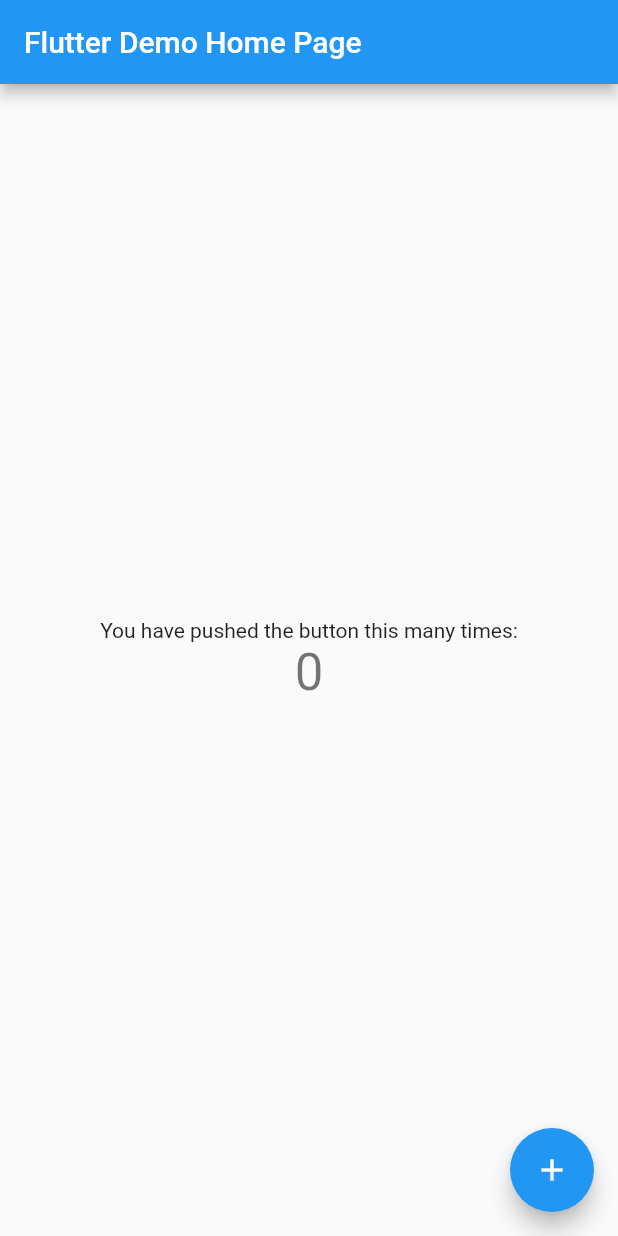
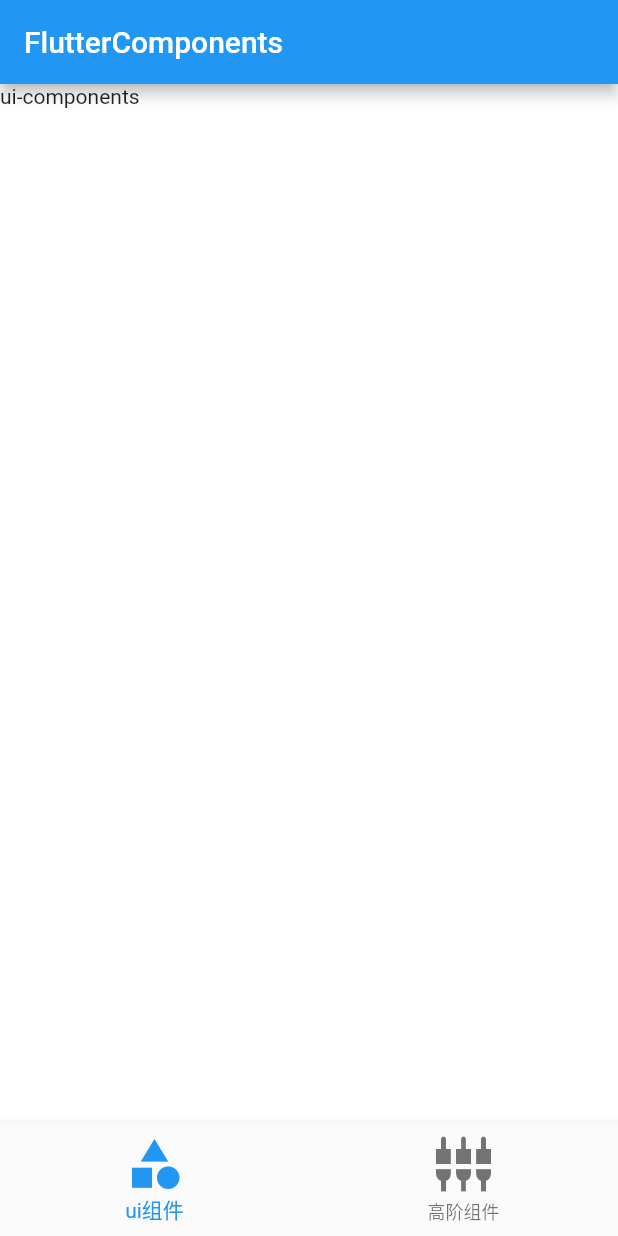
Before and after one commit to zhiyouth/flutter_components, a Flutter app: the screen it shows after launch, on a phone screen of 412 x 824 dp. Run offline on Flutter 3.47's test engine with Material 2 defaults, Android fonts, the phone set to English and light mode, and no system bars.

Commit message:
feat: add two simple page

```diff
--- a/lib/main.dart
+++ b/lib/main.dart
@@ -1,113 +1,17 @@
 import 'package:flutter/material.dart';
+import 'routes/Routes.dart';
+import './env/Config.dart';
 
-void main() {
-  runApp(MyApp());
-}
+void main() => runApp(MyApp());
 
 class MyApp extends StatelessWidget {
-  // This widget is the root of your application.
   @override
   Widget build(BuildContext context) {
     return MaterialApp(
-      title: 'Flutter Demo',
-      theme: ThemeData(
-        // This is the theme of your application.
-        //
-        // Try running your application with "flutter run". You'll see the
-        // application has a blue toolbar. Then, without quitting the app, try
-        // changing the primarySwatch below to Colors.green and then invoke
-        // "hot reload" (press "r" in the console where you ran "flutter run",
-        // or simply save your changes to "hot reload" in a Flutter IDE).
-        // Notice that the counter didn't reset back to zero; the application
-        // is not restarted.
-        primarySwatch: Colors.blue,
-      ),
-      home: MyHomePage(title: 'Flutter Demo Home Page'),
+      initialRoute: '/',
+      onGenerateRoute: onGenerateRoute,
+      // 是否展示右上角fixed定位的debug false 隐藏
+      debugShowCheckedModeBanner: Config().env != 'prod',
     );
   }
 }
-
-class MyHomePage extends StatefulWidget {
-  MyHomePage({Key key, this.title}) : super(key: key);
-
-  // This widget is the home page of your application. It is stateful, meaning
-  // that it has a State object (defined below) that contains fields that affect
-  // how it looks.
-
-  // This class is the configuration for the state. It holds the values (in this
-  // case the title) provided by the parent (in this case the App widget) and
-  // used by the build method of the State. Fields in a Widget subclass are
-  // always marked "final".
-
-  final String title;
-
-  @override
-  _MyHomePageState createState() => _MyHomePageState();
-}
-
-class _MyHomePageState extends State<MyHomePage> {
-  int _counter = 0;
-
-  void _incrementCounter() {
-    setState(() {
-      // This call to setState tells the Flutter framework that something has
-      // changed in this State, which causes it to rerun the build method below
-      // so that the display can reflect the updated values. If we changed
-      // _counter without calling setState(), then the build method would not be
-      // called again, and so nothing would appear to happen.
-      _counter++;
-    });
-  }
-
-  @override
-  Widget build(BuildContext context) {
-    // This method is rerun every time setState is called, for instance as done
-    // by the _incrementCounter method above.
-    //
-    // The Flutter framework has been optimized to make rerunning build methods
-    // fast, so that you can just rebuild anything that needs updating rather
-    // than having to individually change instances of widgets.
-    return Scaffold(
-      appBar: AppBar(
-        // Here we take the value from the MyHomePage object that was created by
-        // the App.build method, and use it to set our appbar title.
-        title: Text(widget.title),
-      ),
-      body: Center(
-        // Center is a layout widget. It takes a single child and positions it
-        // in the middle of the parent.
-        child: Column(
-          // Column is also a layout widget. It takes a list of children and
-          // arranges them vertically. By default, it sizes itself to fit its
-          // children horizontally, and tries to be as tall as its parent.
-          //
-          // Invoke "debug painting" (press "p" in the console, choose the
-          // "Toggle Debug Paint" action from the Flutter Inspector in Android
-          // Studio, or the "Toggle Debug Paint" command in Visual Studio Code)
-          // to see the wireframe for each widget.
-          //
-          // Column has various properties to control how it sizes itself and
-          // how it positions its children. Here we use mainAxisAlignment to
-          // center the children vertically; the main axis here is the vertical
-          // axis because Columns are vertical (the cross axis would be
-          // horizontal).
-          mainAxisAlignment: MainAxisAlignment.center,
-          children: <Widget>[
-            Text(
-              'You have pushed the button this many times:',
-            ),
-            Text(
-              '$_counter',
-              style: Theme.of(context).textTheme.headline4,
-            ),
-          ],
-        ),
-      ),
-      floatingActionButton: FloatingActionButton(
-        onPressed: _incrementCounter,
-        tooltip: 'Increment',
-        child: Icon(Icons.add),
-      ), // This trailing comma makes auto-formatting nicer for build methods.
-    );
-  }
-}
--- /dev/null
+++ b/lib/pages/Tabs.dart
@@ -0,0 +1,54 @@
+import 'package:flutter/material.dart';
+import './tabs/UiComponents.dart';
+import './tabs/HocComponents.dart';
+
+class TabsPage extends StatefulWidget {
+  final int index;
+  TabsPage({Key key, this.index = 0}) : super(key: key);
+
+  @override
+  _TabsPageState createState() => _TabsPageState(index: this.index);
+}
+
+class _TabsPageState extends State<TabsPage> {
+  final int index;
+  int _currentIndex = 0;
+  _TabsPageState({this.index}) {
+    this._currentIndex = index;
+  }
+
+  List _pageList = [
+    UiComponents(),
+    HocComponents(),
+  ];
+  @override
+  Widget build(BuildContext context) {
+    return Scaffold(
+      backgroundColor: Colors.white,
+      appBar: AppBar(
+        title: Text('FlutterComponents'),
+      ),
+      body: this._pageList[this._currentIndex],
+      bottomNavigationBar: BottomNavigationBar(
+        iconSize: 40,
+        type: BottomNavigationBarType.fixed,
+        items: [
+          BottomNavigationBarItem(
+            icon: Icon(Icons.category),
+            label: 'ui组件',
+          ),
+          BottomNavigationBarItem(
+            icon: Icon(Icons.settings_input_component),
+            label: '高阶组件',
+          ),
+        ],
+        currentIndex: this._currentIndex,
+        onTap: (int index) {
+          setState(() {
+            this._currentIndex = index;
+          });
+        },
+      ),
+    );
+  }
+}
--- /dev/null
+++ b/lib/pages/tabs/HocComponents.dart
@@ -0,0 +1,17 @@
+import 'package:flutter/material.dart';
+
+class HocComponents extends StatefulWidget {
+  HocComponents({Key key}) : super(key: key);
+
+  @override
+  _HocComponentsState createState() => _HocComponentsState();
+}
+
+class _HocComponentsState extends State<HocComponents> {
+  @override
+  Widget build(BuildContext context) {
+    return Container(
+      child: Text('hocComponents'),
+    );
+  }
+}
--- /dev/null
+++ b/lib/pages/tabs/UiComponents.dart
@@ -0,0 +1,17 @@
+import 'package:flutter/material.dart';
+
+class UiComponents extends StatefulWidget {
+  UiComponents({Key key}) : super(key: key);
+
+  @override
+  _UiComponentsState createState() => _UiComponentsState();
+}
+
+class _UiComponentsState extends State<UiComponents> {
+  @override
+  Widget build(BuildContext context) {
+    return Container(
+      child: Text('ui-components'),
+    );
+  }
+}
--- /dev/null
+++ b/lib/routes/Routes.dart
@@ -0,0 +1,25 @@
+import 'package:flutter/material.dart';
+import '../pages/Tabs.dart';
+
+// 配置路由
+final routes = {
+  '/': (context) => TabsPage(),
+};
+
+// 实现namedRouter 传参
+Function onGenerateRoute = (RouteSettings settings) {
+  final String name = settings.name;
+  final Function pageContentBuilder = routes[name];
+  if (pageContentBuilder != null) {
+    if (settings.arguments != null) {
+      final Route route = MaterialPageRoute(
+          builder: (context) =>
+              pageContentBuilder(context, arguments: settings.arguments));
+      return route;
+    } else {
+      final Route route =
+          MaterialPageRoute(builder: (context) => pageContentBuilder(context));
+      return route;
+    }
+  }
+};
--- a/pubspec.yaml
+++ b/pubspec.yaml
@@ -3,7 +3,7 @@ description: A new Flutter project.
 
 # The following line prevents the package from being accidentally published to
 # pub.dev using `pub publish`. This is preferred for private packages.
-publish_to: 'none' # Remove this line if you wish to publish to pub.dev
+publish_to: "none" # Remove this line if you wish to publish to pub.dev
 
 # The following defines the version and build number for your application.
 # A version number is three numbers separated by dots, like 1.2.43
@@ -24,7 +24,6 @@ dependencies:
   flutter:
     sdk: flutter
 
-
   # The following adds the Cupertino Icons font to your application.
   # Use with the CupertinoIcons class for iOS style icons.
   cupertino_icons: ^1.0.2
@@ -38,7 +37,6 @@ dev_dependencies:
 
 # The following section is specific to Flutter.
 flutter:
-
   # The following line ensures that the Material Icons font is
   # included with your application, so that you can use the icons in
   # the material Icons class.
```
Also changed, not shown: 1 other file.
